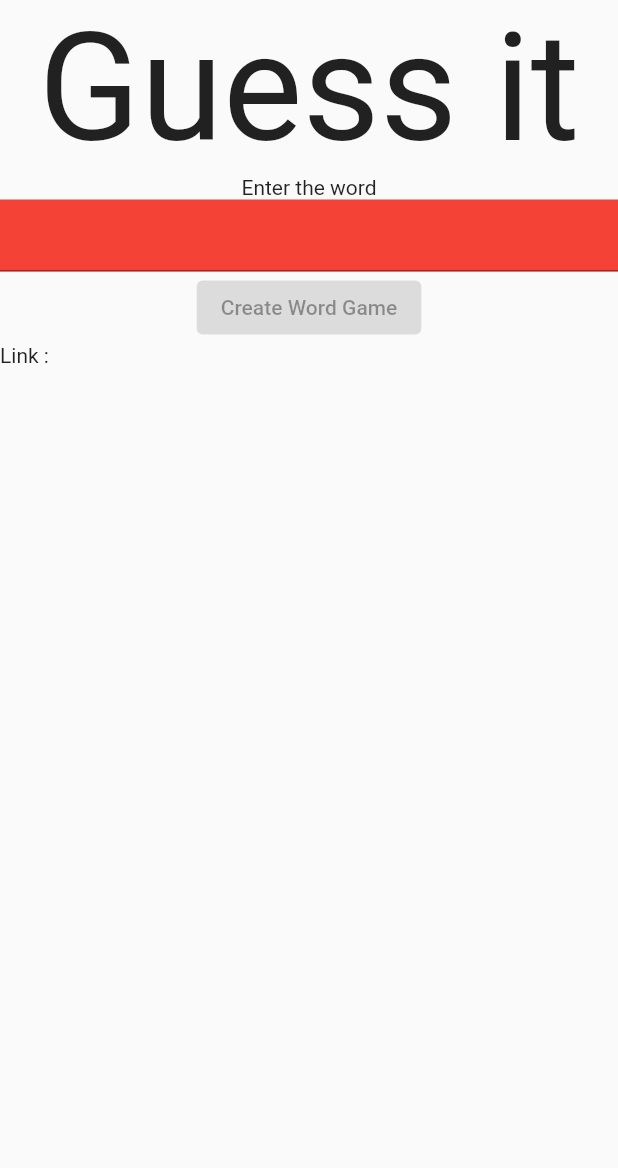
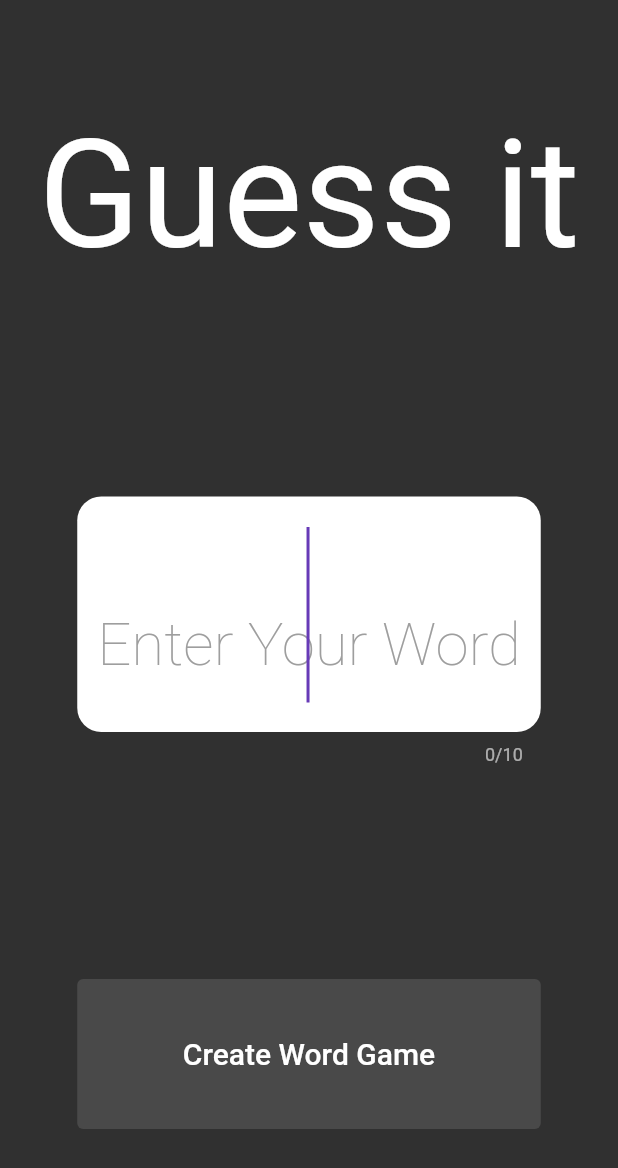
Before and after one commit to ahmetcanogreten/GuessIt, a Flutter app: the CreateWordPage screen opened by its route, on a phone screen of 412 x 824 dp. Shown: the top 1168 px of the screen. Run offline on Flutter 3.47's test engine with Material 2 defaults, Android fonts, the phone set to English and light mode, and no system bars; our stand-ins replace cloud_firestore, firebase_core, go_router; accounts and stored records are empty; statements that could not run were skipped.

Commit message:
Theme added. Improvements on multiple pages.

```diff
--- a/lib/create_word_page.dart
+++ /dev/null
@@ -1,62 +0,0 @@
-import 'package:flutter/material.dart';
-import 'words.dart';
-
-class CreateWordPage extends StatefulWidget {
-  const CreateWordPage({Key? key}) : super(key: key);
-
-  @override
-  State<CreateWordPage> createState() => _CreateWordPageState();
-}
-
-class _CreateWordPageState extends State<CreateWordPage> {
-  final _wordController = TextEditingController();
-  bool isValidWord = false;
-  String generatedLink = '';
-
-  @override
-  Widget build(BuildContext context) {
-    return Scaffold(
-      body: Column(
-        children: [
-          const Text(
-            'Guess it',
-            style: TextStyle(fontSize: 100),
-            textAlign: TextAlign.center,
-          ),
-          const Text('Enter the word'),
-          Container(
-            color: isValidWord ? Colors.green : Colors.red,
-            child: TextField(
-              onChanged: (enteredWord) {
-                if (words.contains(enteredWord)) {
-                  setState(() {
-                    isValidWord = true;
-                  });
-                } else {
-                  setState(() {
-                    isValidWord = false;
-                  });
-                }
-              },
-              controller: _wordController,
-            ),
-          ),
-          ElevatedButton(
-              onPressed: isValidWord
-                  ? () {
-                      if (isValidWord) {
-                        setState(() {
-                          generatedLink = 'GENERATED_LINK';
-                        });
-                      }
-                    }
-                  : null,
-              child: Text('Create Word Game')),
-          Row(
-            children: [Text('Link : '), Text(generatedLink)],
-          )
-        ],
-      ),
-    );
-  }
-}
--- a/lib/main.dart
+++ b/lib/main.dart
@@ -4,10 +4,8 @@ import 'package:go_router/go_router.dart';
 import 'package:firebase_core/firebase_core.dart';
 import 'firebase_options.dart';
 
-import 'package:guess_it/create_word_page.dart';
-import 'package:guess_it/non_page.dart';
-import 'package:guess_it/home_page.dart';
-import 'package:guess_it/word_page.dart';
+import 'pages/barrel_pages.dart';
+import 'package:guess_it/themes.dart';
 
 void main() async {
   GoRouter.setUrlPathStrategy(UrlPathStrategy.path);
@@ -18,6 +16,8 @@ void main() async {
 
 class MyApp extends StatelessWidget {
   MyApp({Key? key}) : super(key: key);
+
+  bool isDarkTheme = true;
 
   final GoRouter _router = GoRouter(
       routes: <GoRoute>[
@@ -43,8 +43,11 @@ class MyApp extends StatelessWidget {
   @override
   Widget build(BuildContext context) {
     return MaterialApp.router(
+      debugShowCheckedModeBanner: false,
       routerDelegate: _router.routerDelegate,
       routeInformationParser: _router.routeInformationParser,
+      darkTheme: darkTheme,
+      theme: isDarkTheme ? darkTheme : lightTheme,
     );
   }
 }
--- /dev/null
+++ b/lib/pages/barrel_pages.dart
@@ -0,0 +1,4 @@
+export 'create_word_page.dart';
+export 'home_page.dart';
+export 'non_page.dart';
+export 'word_page.dart';
--- /dev/null
+++ b/lib/pages/create_word_page.dart
@@ -0,0 +1,123 @@
+import 'package:flutter/material.dart';
+import 'package:flutter/services.dart';
+import 'package:cloud_firestore/cloud_firestore.dart';
+
+import '../words/words.dart';
+
+class CreateWordPage extends StatefulWidget {
+  const CreateWordPage({Key? key}) : super(key: key);
+
+  @override
+  State<CreateWordPage> createState() => _CreateWordPageState();
+}
+
+class _CreateWordPageState extends State<CreateWordPage> {
+  final _wordController = TextEditingController();
+  bool isValidWord = false;
+  String generatedLink = '';
+  bool isCopied = false;
+
+  @override
+  Widget build(BuildContext context) {
+    return Scaffold(
+      body: Center(
+        child: Column(
+          mainAxisAlignment: MainAxisAlignment.spaceAround,
+          children: [
+            const Text(
+              'Guess it',
+              style: TextStyle(fontSize: 100),
+              textAlign: TextAlign.center,
+            ),
+            LayoutBuilder(
+                builder: (BuildContext context, BoxConstraints constraints) {
+              return SizedBox(
+                width: constraints.maxWidth * 0.75,
+                child: TextField(
+                  autofocus: true,
+                  maxLength: 10,
+                  textAlign: TextAlign.center,
+                  textAlignVertical: TextAlignVertical.center,
+                  decoration: InputDecoration(
+                    hintText: "Enter Your Word",
+                    hintStyle: Theme.of(context).textTheme.headline1?.copyWith(
+                          fontSize: 40,
+                          color: Colors.grey,
+                        ),
+                    border: OutlineInputBorder(
+                        borderRadius: BorderRadius.circular(16),
+                        borderSide: BorderSide.none),
+                    filled: true,
+                    fillColor: Colors.white,
+                  ),
+                  style: Theme.of(context)
+                      .textTheme
+                      .headline1
+                      ?.copyWith(fontSize: 100, color: Colors.black),
+                  onChanged: (enteredWord) {
+                    if (words.contains(enteredWord)) {
+                      setState(() {
+                        isValidWord = true;
+                      });
+                    } else {
+                      setState(() {
+                        isValidWord = false;
+                      });
+                    }
+                  },
+                  controller: _wordController,
+                ),
+              );
+            }),
+            LayoutBuilder(
+                builder: ((context, constraints) => SizedBox(
+                    width: constraints.maxWidth * 0.75,
+                    height: 100,
+                    child: generatedLink == ''
+                        ? ElevatedButton(
+                            onPressed: isValidWord && generatedLink == ''
+                                ? () async {
+                                    if (isValidWord) {
+                                      DocumentReference doc =
+                                          await FirebaseFirestore.instance
+                                              .collection('word')
+                                              .add({
+                                        'word': _wordController.text,
+                                        'num_of_chances': 6,
+                                        'time_in_seconds': -1,
+                                      });
+                                      setState(() {
+                                        generatedLink = 'host/wid/${doc.id}';
+                                      });
+                                    }
+                                  }
+                                : null,
+                            child: Text(
+                              'Create Word Game',
+                              style: Theme.of(context).textTheme.headline6,
+                            ))
+                        : ElevatedButton(
+                            onPressed: () {
+                              setState(() {
+                                isCopied = true;
+                              });
+                              Clipboard.setData(
+                                  ClipboardData(text: generatedLink));
+                            },
+                            child: Row(
+                              mainAxisAlignment: MainAxisAlignment.center,
+                              children: [
+                                const Icon(Icons.copy),
+                                const SizedBox(width: 16),
+                                Text(
+                                  isCopied ? 'Copied' : generatedLink,
+                                  style: Theme.of(context).textTheme.headline6,
+                                )
+                              ],
+                            ))))),
+          ],
+        ),
+      ),
+    );
+  }
+}
--- a/lib/non_page.dart
+++ b/lib/pages/non_page.dart
@@ -11,7 +11,6 @@ class _NonPageState extends State<NonPage> {
   @override
   Widget build(BuildContext context) {
     return Scaffold(
-      appBar: AppBar(),
       body: Center(
         child: Column(
           mainAxisAlignment: MainAxisAlignment.center,
--- /dev/null
+++ b/lib/themes.dart
@@ -0,0 +1,6 @@
+import 'package:flutter/material.dart';
+
+final darkTheme = ThemeData.dark().copyWith(
+    colorScheme:
+        ColorScheme.dark(primary: Colors.deepPurple, onPrimary: Colors.white));
+final lightTheme = ThemeData.light().copyWith();
```
Also changed, not shown: lib/home_page.dart (deleted, +0 -36 lines), lib/pages/home_page.dart (added, +44 -0 lines), lib/pages/word_page.dart (added, +110 -0 lines), lib/widgets/letter.dart (added, +56 -0 lines), lib/word_page.dart (deleted, +0 -65 lines).
